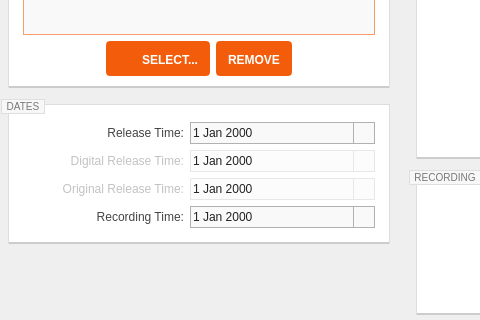
The window that resources/ui/album_page.ui (Iconoclasteinc/tgit) describes before a commit, drawn with Qt 5; both pictures show x 0 to 480 and y 336 to 656 of the 1118 by 656 pixel window.
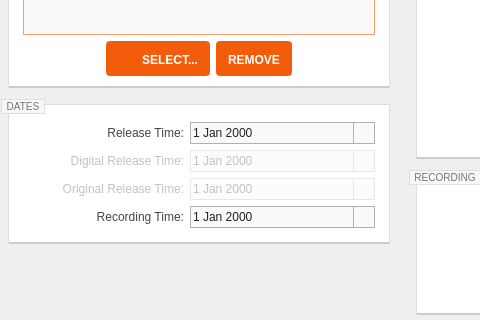
The same window after the commit. Icons and pictures are not drawn. Custom widgets are drawn as their Qt base class.

Commit message: Adjust colors of radio buttons and date edits to match that of checkboxes. Remove hover effects on checkboxes and radio buttons, to match line edits behavior.

What changed in the file:
```diff
--- a/resources/ui/album_page.ui
+++ b/resources/ui/album_page.ui
@@ -181,6 +181,7 @@
 QDateEdit::drop-down:disabled {
 	background-color: #FCFCFC;
 	border-color: #E7E7E7;
+	color: #C2C2C2;
 }
 
 QCheckBox {
@@ -198,7 +199,6 @@
 	image: url(:/checkbox.png);
 }
 
-QCheckBox::indicator:unchecked:hover,
 QCheckBox::indicator:unchecked:focus {
 	image: url(:/checkbox-hover.png);
 }
@@ -211,7 +211,6 @@
 	image: url(:/checkbox-checked.png);
 }
 
-QCheckBox::indicator:checked:hover,
 QCheckBox::indicator:checked:focus {
 	image: url(:/checkbox-checked-hover.png);
 }
@@ -241,18 +240,22 @@
 	image: url(:/down-arrow.png);
 }
 
-QDateEdit::down-arrow {
-	image: url(:/images/calendar-14.png);
-}
-
-QDateEdit::down-arrow:on,
-QDateEdit::down-arrow:focus  {
-	image: url(:/images/calendar-14-focus.png);
-}
-
 QComboBox::down-arrow:on,
 QComboBox::down-arrow:focus {
 	image: url(:/down-arrow-on.png);
+}
+
+QDateEdit::down-arrow {
+	image: url(:/images/calendar.png);
+}
+
+QDateEdit::down-arrow:on,
+QDateEdit::down-arrow:focus  {
+	image: url(:/images/calendar-focus.png);
+}
+
+QDateEdit::down-arrow:disabled  {
+	image: url(:/images/calendar-disabled.png);
 }</string>
   </property>
   <layout class="QHBoxLayout" name="horizontalLayout_7">
```
Left out of the diff: 7 changed lines with no effect on the pictures. The commit also changes 21 other files.
